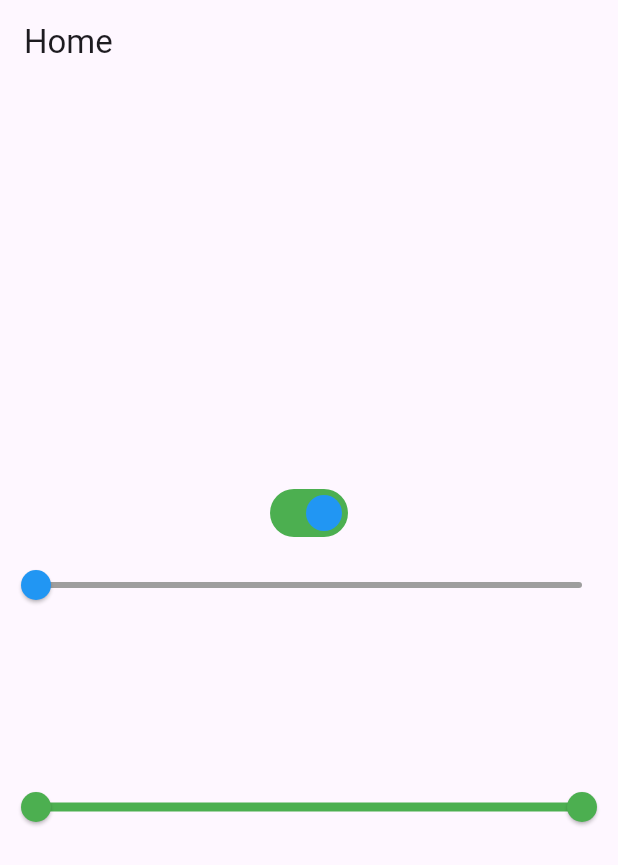
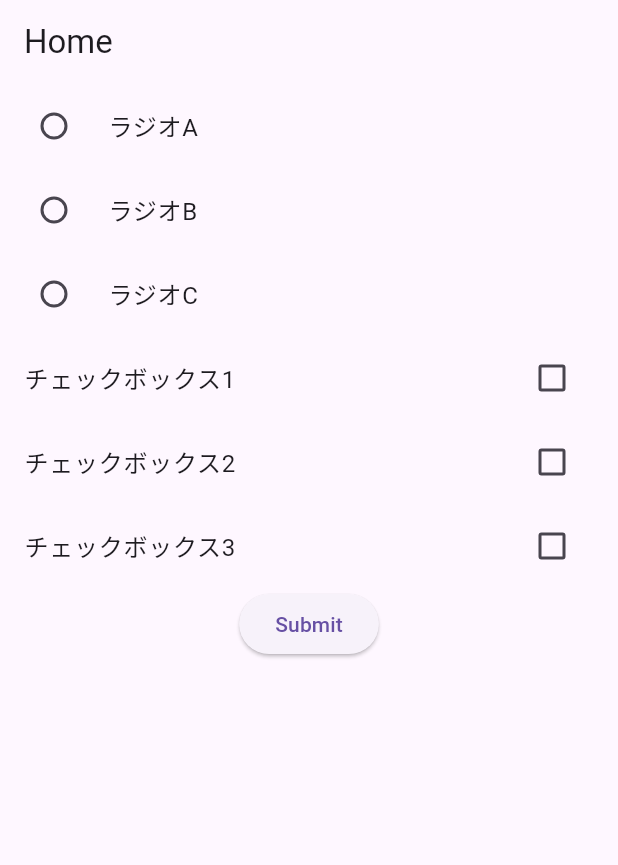
Before and after one commit to SwiftShimizu/FlutterApp, a Flutter app: the screen it shows after launch, on a phone screen of 412 x 824 dp. Shown: the top 865 px of the screen. Run offline on Flutter 3.47's test engine with Material 3 defaults, Android fonts, the phone set to English and light mode, and no system bars; our stand-ins replace flutter_riverpod, go_router, riverpod.

Commit message:
ラジオボタン、チェックボックス対応

```diff
--- a/lib/main.dart
+++ b/lib/main.dart
@@ -1,91 +1,109 @@
 import 'package:flutter/material.dart';
 import 'package:flutter_riverpod/flutter_riverpod.dart';
-import 'package:flutterapp/page_a.dart';
-import 'package:flutterapp/page_b.dart';
-import 'package:flutterapp/page_c.dart';
+import 'package:riverpod/riverpod.dart';
 
 void main() {
-  final app = MaterialApp(
-    home: Home(),
-  );
-  final scope = ProviderScope(
-    child: app,
-  );
-
-  runApp(scope);
+  runApp(const ProviderScope(
+    child: MyApp(),
+  ));
 }
 
-final isOnProvider = StateProvider((ref) => true);
+class MyApp extends StatelessWidget {
+  const MyApp({super.key});
 
-final valueProvider = StateProvider((ref) {
-  return 0.0;
-});
+  @override
+  Widget build(BuildContext context) {
+    return const MaterialApp(
+      home: Home(),
+    );
+  }
+}
 
-final rangeProvider = StateProvider((ref) {
-  return const RangeValues(0.0, 1.0);
-});
+// 選ばれたラジオボタンの ID を保持する Provider
+final radioIdProvider = StateProvider<String?>((ref) => null);
+
+// 選ばれたチェックボックスのIDたちを保持する Provider
+final checkedIdsProvider = StateProvider<Set<String>>((ref) => {});
 
 class Home extends ConsumerWidget {
-  const Home({Key? key}) : super(key: key);
+  const Home({super.key});
 
   @override
   Widget build(BuildContext context, WidgetRef ref) {
-    // トグルスイッチ
-    final isOn = ref.watch(isOnProvider);
-    final toggle = Switch(
-      value: isOn,
-      onChanged: (isOn) {
-        ref.read(isOnProvider.notifier).state = isOn;
-      },
-      activeColor: Colors.blue,
-      activeTrackColor: Colors.green,
-      inactiveThumbColor: Colors.black,
-      inactiveTrackColor: Colors.grey,
+    // ラジオボタンIDに合わせて画面を変化させる
+    final radioId = ref.watch(radioIdProvider);
+    // チェックボックスのIDたちに合わせて画面を変化させる
+    final checkedIds = ref.watch(checkedIdsProvider);
+
+    // ラジオボタンを押された時の処理
+    void onRadioChanged(String? id) {
+      ref.read(radioIdProvider.notifier).state = id;
+    }
+
+    // チェックボックスを押された時の処理
+    void onChangedCheckbox(String id) {
+      final newSet = Set.of(checkedIds);
+      if (newSet.contains(id)) {
+        newSet.remove(id);
+      } else {
+        newSet.add(id);
+      }
+      ref.read(checkedIdsProvider.notifier).state = newSet;
+    }
+
+    final col = Column(
+      children: [
+        // ラジオボタングループ
+        RadioListTile(
+          groupValue: radioId,
+          onChanged: onRadioChanged,
+          value: 'A',
+          title: const Text('ラジオA'),
+        ),
+        RadioListTile(
+          groupValue: radioId,
+          onChanged: onRadioChanged,
+          value: 'B',
+          title: const Text('ラジオB'),
+        ),
+        RadioListTile(
+          groupValue: radioId,
+          onChanged: onRadioChanged,
+          value: 'C',
+          title: const Text('ラジオC'),
+        ),
+
+        // チェックボックスグループ
+        CheckboxListTile(
+          onChanged: (value) => onChangedCheckbox('1'),
+          title: const Text('チェックボックス1'),
+          value: checkedIds.contains('1'),
+        ),
+        CheckboxListTile(
+          onChanged: (value) => onChangedCheckbox('2'),
+          title: const Text('チェックボックス2'),
+          value: checkedIds.contains('2'),
+        ),
+        CheckboxListTile(
+          onChanged: (value) => onChangedCheckbox('3'),
+          title: const Text('チェックボックス3'),
+          value: checkedIds.contains('3'),
+        ),
+
+        ElevatedButton(
+          onPressed: () {
+            debugPrint('ラジオボタンの値: $radioId');
+            debugPrint('チェックボックスの値: $checkedIds');
+          },
+          child: const Text('Submit'),
+        ),
+      ],
     );
-
-    final value = ref.watch(valueProvider);
-    final sider = Slider(
-      value: value,
-      onChanged: (value) {
-        ref.read(valueProvider.notifier).state = value;
-      },
-      thumbColor: Colors.blue,
-      activeColor: Colors.green,
-      inactiveColor: Colors.grey,
-    );
-
-    // 赤色のコンテナ
-    final container = Container(
-      color: Colors.red,
-      width: value * 100,
-      height: 100,
-    );
-
-    final range = ref.watch(rangeProvider);
-    final rangeSlider = RangeSlider(
-      values: range,
-      onChanged: (range) {
-        ref.read(rangeProvider.notifier).state = range;
-      },
-      activeColor: Colors.green,
-      inactiveColor: Colors.grey,
-    );
-
     return Scaffold(
       appBar: AppBar(
         title: const Text('Home'),
       ),
-      body: Center(
-        child: Column(
-          mainAxisAlignment: MainAxisAlignment.center,
-          children: [
-            toggle,
-            sider,
-            container,
-            rangeSlider,
-          ],
-        ),
-      ),
+      body: Center(child: col),
     );
   }
 }
```
